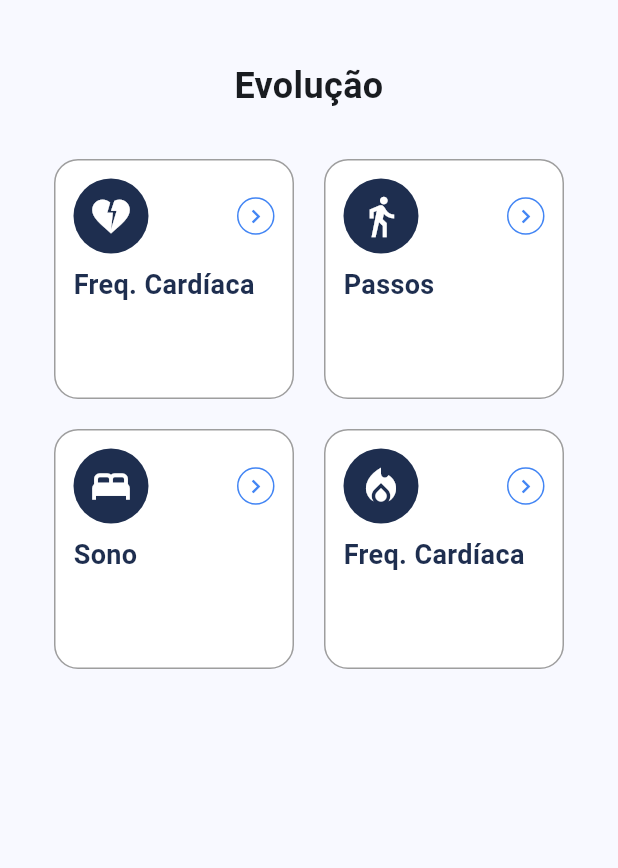
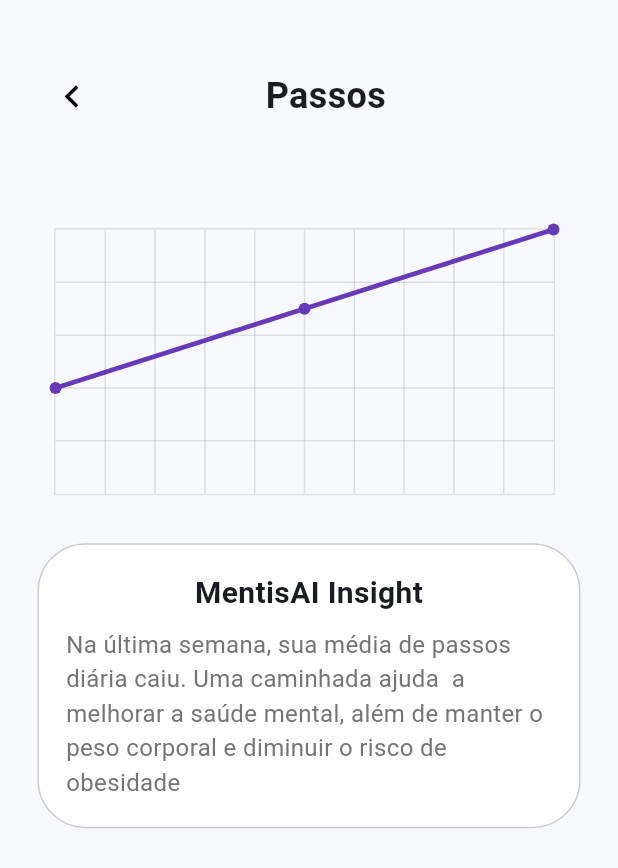
Before and after one commit to willianfurtado/mentisAI, a Flutter app: the EvolutionSystem screen opened by its route, after a tap on the "chevron right" icon, on a phone screen of 412 x 824 dp. Shown: the top 868 px of the screen. Run offline on Flutter 3.47's test engine with Material 3 defaults, Android fonts, the phone set to English and light mode, and no system bars; drawn by our look-alikes of fl_chart; our stand-ins replace firebase_auth, firebase_core, flutter_svg, google_sign_in, syncfusion_flutter_gauges; missing offline and left inert: cloud_firestore_web, firebase_auth_web, firebase_core_web, google_sign_in_web; accounts and stored records are empty.

Commit message:
last modifications

```diff
--- a/lib/main.dart
+++ b/lib/main.dart
@@ -1,4 +1,5 @@
 import 'package:flutter/material.dart';
+import 'package:mentis_ai/screens/evolutionSystem/evolution-system-steps.dart';
 // import 'package:flutter/foundation.dart';
 // import 'package:firebase_core/firebase_core.dart';
 // import 'package:firebase_auth/firebase_auth.dart';
@@ -50,6 +51,7 @@
         '/home': (context) => const Home(),
         '/screening-system': (context) => const ScreeeningSystem(),
         '/evolution-system': (context) => const EvolutionSystem(),
+        '/evolution-system-steps': (context) => const EvolutionSystemSteps(),
       },
       // home: StreamBuilder<User?>(
       //   stream: FirebaseAuth.instance.authStateChanges(),
--- a/lib/screens/evolutionSystem/evolution-steps.dart
+++ b/lib/screens/evolutionSystem/evolution-system-steps.dart
@@ -1,11 +1,12 @@
 import 'package:flutter/material.dart';
 import 'package:mentis_ai/screens/widgets/evolution-cards.dart';
+import 'package:mentis_ai/screens/widgets/evolution-insight.dart';
 import 'package:mentis_ai/screens/widgets/evolution-line-chart.dart';
 import 'package:fl_chart/fl_chart.dart';
+import 'package:mentis_ai/utils/app-colors.dart';
 
-class EvolutionSteps extends StatelessWidget {
-
-  const EvolutionSteps({super.key});
+class EvolutionSystemSteps extends StatelessWidget {
+  const EvolutionSystemSteps({super.key});
 
   @override
   Widget build(BuildContext context) {
@@ -17,14 +18,29 @@
             children: [
               Row(
                 children: [
-                  const Icon(Icons.chevron_left),
+                  IconButton(
+                    icon: const Icon(
+                      Icons.chevron_left,
+                      color: AppColors.black900,
+                      size: 30,
+                    ),
+                    onPressed: () => {Navigator.pop(context)},
+                  ),
+                  const SizedBox(
+                    width: 105,
+                  ),
                   const Text(
                     'Passos',
+                    textAlign: TextAlign.center,
                     style: TextStyle(
-
+                      fontSize: 24,
+                      fontWeight: FontWeight.bold,
                     ),
                   ),
                 ],
+              ),
+              const SizedBox(
+                height: 40,
               ),
               EvolutionLineChart(
                 dataSpots: [
@@ -41,6 +57,13 @@
                 // O valor mais alto na escala Y (25 mil)
                 maxYValue: 25.0,
               ),
+
+              const SizedBox(
+                height: 20,
+              ),
+
+              //container do insight
+              EvolutionInsight(),
             ],
           ),
         ),
--- a/lib/screens/evolutionSystem/main.dart
+++ b/lib/screens/evolutionSystem/main.dart
@@ -1,7 +1,6 @@
 import 'package:flutter/material.dart';
+import 'package:flutter_svg/svg.dart';
 import 'package:mentis_ai/screens/widgets/evolution-cards.dart';
-import 'package:mentis_ai/screens/widgets/evolution-line-chart.dart';
-import 'package:fl_chart/fl_chart.dart';
 
 class EvolutionSystem extends StatelessWidget {
   const EvolutionSystem({super.key});
@@ -16,14 +15,13 @@
           child: Column(
             children: [
               //Título
-              Center(
-                child: Text(
-                  'Evolução',
-                  textAlign: TextAlign.center,
-                  style: TextStyle(fontSize: 24, fontWeight: FontWeight.bold),
-                ),
+              const Text(
+                'Evolução',
+                textAlign: TextAlign.center,
+                style: TextStyle(fontSize: 24, fontWeight: FontWeight.bold),
               ),
-              const SizedBox(height: 20),
+
+              const SizedBox(height: 40),
 
               GridView.count(
                 crossAxisCount: 2,
@@ -31,15 +29,34 @@
                 shrinkWrap: true,
                 physics: const NeverScrollableScrollPhysics(),
                 crossAxisSpacing: 20.0,
-                padding: EdgeInsets.all(12.0),
+                padding: const EdgeInsets.all(6.0),
+                childAspectRatio: 1.2,
                 children: [
                   EvolutionCards(
-                      title: 'Freq. Cardíaca', icon: Icons.heart_broken),
-                  EvolutionCards(title: 'Passos', icon: Icons.directions_walk),
-                  EvolutionCards(title: 'Sono', icon: Icons.bed),
+                    title: 'Freq. Cardíaca',
+                    iconWidget: SvgPicture.asset(
+                      'assets/images/heart-white.svg',
+                    ),
+                  ),
                   EvolutionCards(
-                      title: 'Freq. Cardíaca',
-                      icon: Icons.local_fire_department),
+                    title: 'Sono',
+                    iconWidget: SvgPicture.asset(
+                      'assets/images/moon-white.svg',
+                    ),
+                  ),
+                  EvolutionCards(
+                    title: 'Calorias',
+                    iconWidget: SvgPicture.asset(
+                      'assets/images/fire-white.svg',
+                    ),
+                  ),
+                  EvolutionCards(
+                    title: 'Passos',
+                    iconWidget: SvgPicture.asset(
+                      'assets/images/walk-white.svg',
+
+                    ),
+                  ),
                 ],
               ),
             ],
--- a/lib/screens/home/home.dart
+++ b/lib/screens/home/home.dart
@@ -155,6 +155,7 @@
                     qualityOfSleepData: [0.2, 0.3, .4, .3, .6, .4, .8])
               ],
             ),
+
           ),
         ],
       ),
--- a/lib/screens/widgets/analysis-card.dart
+++ b/lib/screens/widgets/analysis-card.dart
@@ -12,7 +12,7 @@
       // width: 60,
       padding: EdgeInsets.all(12),
       decoration: BoxDecoration(
-        color: Colors.green[400],
+        color: Color.fromARGB(255, 143, 218, 236),
         borderRadius: BorderRadius.circular(16.0),
       ),
       child: Center(
--- a/lib/screens/widgets/evolution-cards.dart
+++ b/lib/screens/widgets/evolution-cards.dart
@@ -1,22 +1,24 @@
 import 'package:flutter/material.dart';
 import 'package:mentis_ai/utils/app-colors.dart';
+import 'package:flutter_svg/svg.dart';
 
 class EvolutionCards extends StatelessWidget {
   final String title;
-  final IconData icon;
+  final Widget iconWidget;
 
-  const EvolutionCards({super.key, required this.title, required this.icon});
+  const EvolutionCards(
+      {super.key, required this.title, required this.iconWidget});
 
   @override
   Widget build(BuildContext context) {
     return Container(
-      height: 110,
+      height: 100,
       width: 170,
-      padding: const EdgeInsets.all(12),
+      padding: const EdgeInsets.all(14),
       decoration: BoxDecoration(
         color: AppColors.white,
         border: Border.all(color: Colors.grey, width: 1.0),
-        borderRadius: BorderRadius.circular(16.0),
+        borderRadius: BorderRadius.circular(26.0),
       ),
       child: Column(
         crossAxisAlignment: CrossAxisAlignment.start,
@@ -32,7 +34,9 @@
                   color: AppColors.blue900,
                   shape: BoxShape.circle,
                 ),
-                child: Icon(icon, color: Colors.white, size: 30),
+                child: Center(
+                  child: iconWidget,
+                ),
               ),
 
               Container(
@@ -52,13 +56,13 @@
                   padding: EdgeInsets.zero,
                   constraints: const BoxConstraints(),
                   onPressed: () => {
-                    // Implementar lógica de ir para a página
+                    Navigator.pushNamed(context, '/evolution-system-steps'),
                   },
                 ),
               ),
             ],
           ),
-          const SizedBox(height: 8),
+          const SizedBox(height: 18),
           Text(
             title,
             style: const TextStyle(
--- /dev/null
+++ b/lib/screens/widgets/evolution-insight.dart
@@ -0,0 +1,44 @@
+import 'package:flutter/material.dart';
+import 'package:mentis_ai/utils/app-colors.dart';
+
+class EvolutionInsight extends StatelessWidget {
+  const EvolutionInsight({super.key});
+
+  @override
+  Widget build(BuildContext context) {
+    return Container(
+      width: 362,
+      height: 190,
+      padding: EdgeInsets.all(18.0),
+      decoration: BoxDecoration(
+        color: AppColors.white,
+        border: Border.all(color: AppColors.gray500, width: 1.0),
+        borderRadius: BorderRadius.circular(32.0),
+      ),
+      child: Column(
+        mainAxisAlignment: MainAxisAlignment.start,
+        children: [
+          const Text(
+            'MentisAI Insight',
+            textAlign: TextAlign.start,
+            style: TextStyle(
+              fontSize: 20,
+              fontWeight: FontWeight.w600,
+            ),
+          ),
+          const SizedBox(
+            height: 8,
+          ),
+          Text(
+            'Na última semana, sua média de passos diária caiu. Uma caminhada ajuda  a melhorar a saúde mental, além de manter o peso corporal e diminuir o risco de obesidade',
+            style: TextStyle(
+              fontSize: 16,
+              fontWeight: FontWeight.normal,
+              color: AppColors.gray700,
+            ),
+          ),
+        ],
+      ),
+    );
+  }
+}
```
Also changed, not shown: lib/screens/screeningSystem/screening_system.dart (+25 -9 lines), lib/screens/widgets/cluster-gauge.dart (+18 -24 lines), lib/screens/widgets/screenning-recommendation-card.dart (+6 -5 lines), assets/images/fire-white.svg (added), assets/images/heart-white.svg (added), assets/images/moon-white.svg (added), assets/images/walk-white.svg (added).
